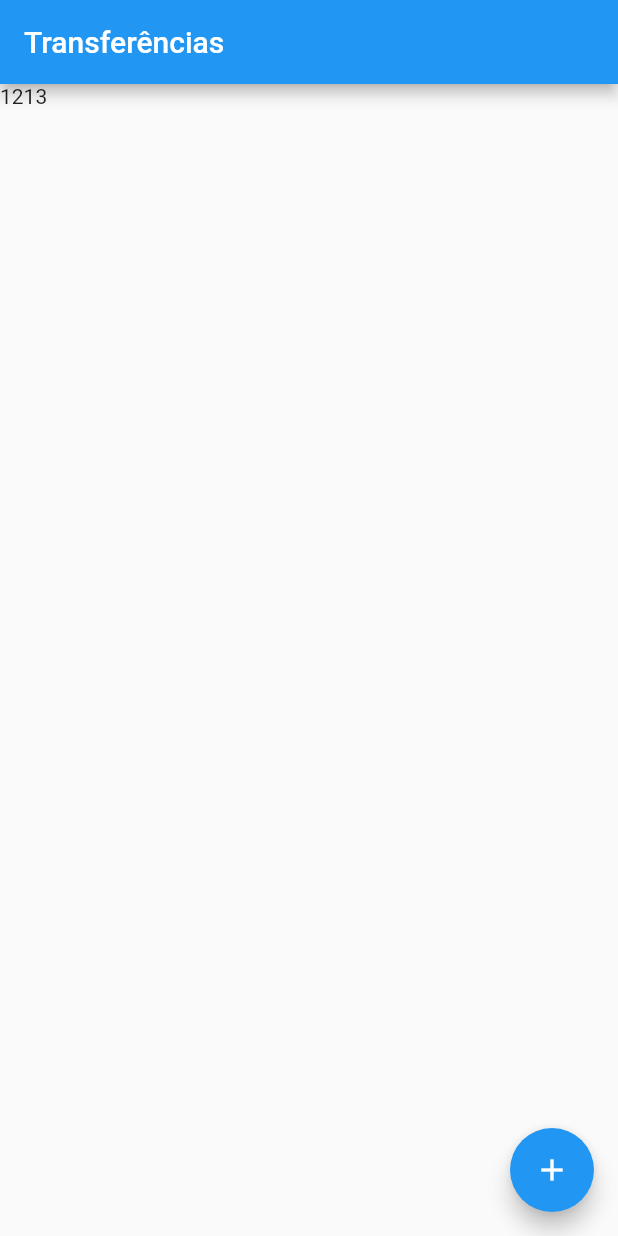
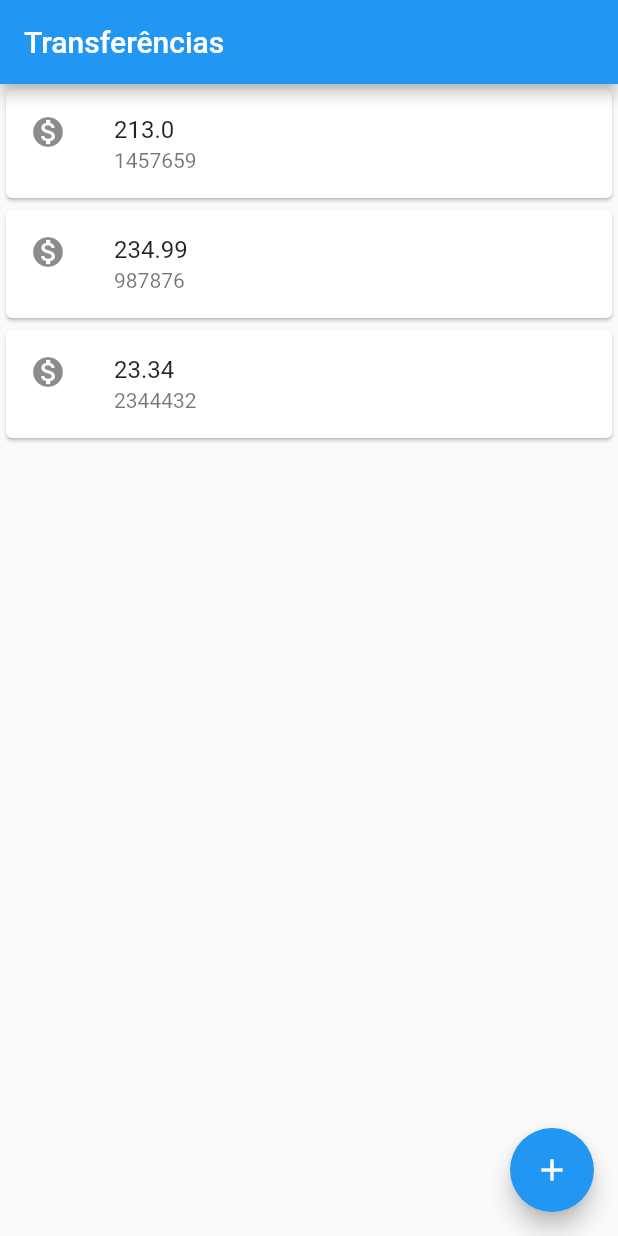
Before and after one commit to felipeassis97/trilhasoft, a Flutter app: the screen it shows after launch, on a phone screen of 412 x 824 dp. Run offline on Flutter 3.47's test engine with Material 2 defaults, Android fonts, the phone set to English and light mode, and no system bars.

Commit message:
Refatoração Projeto

```diff
--- a/semana_1/projAlura/byteBank/lib/main.dart
+++ b/semana_1/projAlura/byteBank/lib/main.dart
@@ -1,44 +1,57 @@
 // ignore: avoid_web_libraries_in_flutter
-import 'dart:html';
+
 import 'package:flutter/material.dart';
 
 void main() => runApp(
       MaterialApp(
         home: Scaffold(
-          body: listaTransferencias(),
+          body: ListaTransferencias(),
           appBar: AppBar(
             title: Text('Transferências'),
           ),
           floatingActionButton: FloatingActionButton(
+            onPressed: () {
+              Icon(Icons.add_box_sharp);
+            },
             child: Icon(Icons.add),
           ),
         ),
       ),
     );
 
-class listaTransferencias extends StatelessWidget {
+class ListaTransferencias extends StatelessWidget {
   @override
   Widget build(BuildContext context) {
     return Column(
-      children: <Widget>[Text('1213')],
+      children: <Widget>[
+        ItemTransferencia(Transferencia(213.00, 1457659)),
+        ItemTransferencia(Transferencia(234.99, 987876)),
+        ItemTransferencia(Transferencia(23.34, 2344432))
+      ],
     );
   }
 }
 
-class itemTransferencia extends StatelessWidget {
-  final String valor;
-  final String numeroConta;
+class ItemTransferencia extends StatelessWidget {
+  final Transferencia _transferencia;
 
-  itemTransferencia(this.valor, this.numeroConta);
+  ItemTransferencia(this._transferencia);
 
   @override
   Widget build(BuildContext context) {
     return Card(
       child: ListTile(
         leading: Icon(Icons.monetization_on),
-        title: Text(valor),
-        subtitle: Text(numeroConta),
+        title: Text(_transferencia._valor.toString()),
+        subtitle: Text(_transferencia._numeroConta.toString()),
       ),
     );
   }
 }
+
+class Transferencia {
+  final double _valor;
+  final int _numeroConta;
+
+  Transferencia(this._valor, this._numeroConta);
+}
```
Also changed, not shown: 1 other file.
